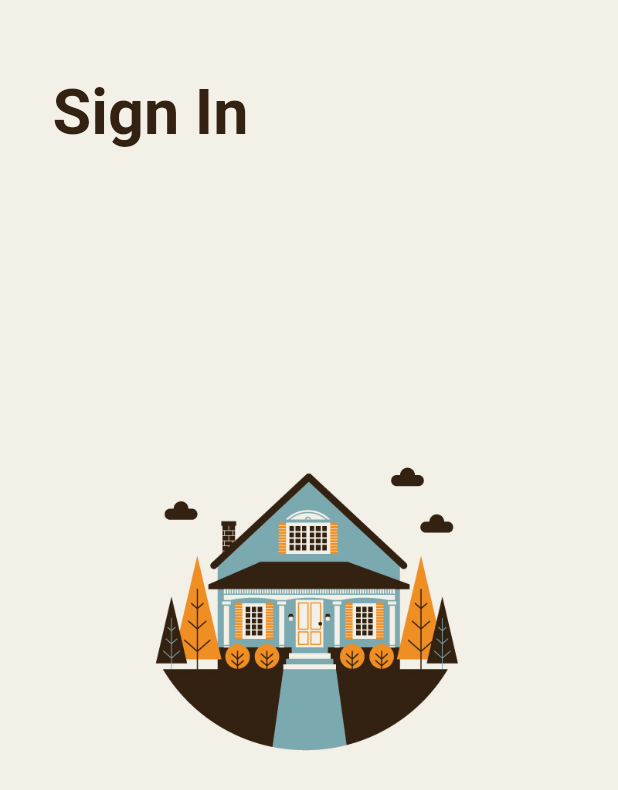
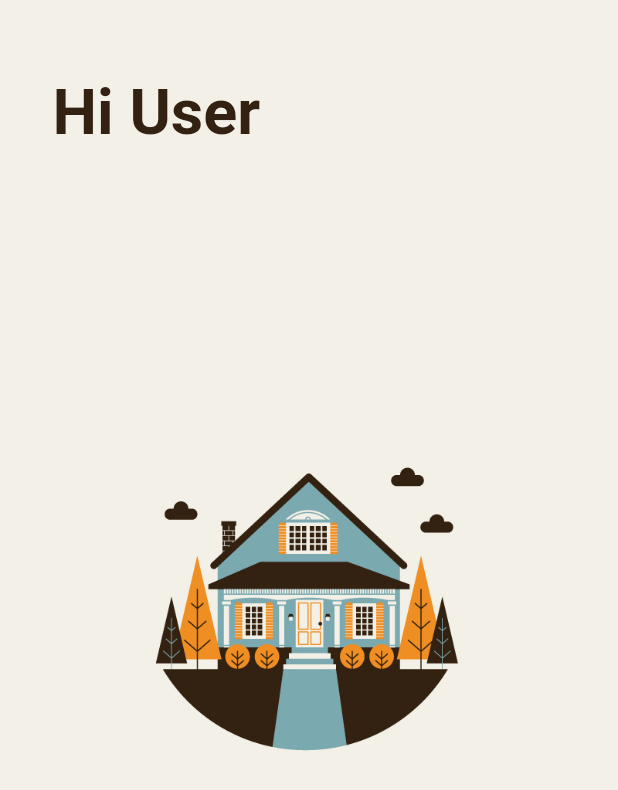
Before and after one commit to rahulrmsh/login-ui, a Flutter app: the HomeScreen screen opened by its route, on a phone screen of 412 x 824 dp. Shown: the top 790 px of the screen. Run offline on Flutter 3.47's test engine with Material 2 defaults, Android fonts, the phone set to English and light mode, and no system bars; our stand-ins replace cloud_firestore, firebase_auth, firebase_core, google_fonts; accounts and stored records are empty.

Commit message:
app update

```diff
--- a/lib/screens/home.dart
+++ b/lib/screens/home.dart
@@ -1,6 +1,11 @@
+import 'package:cloud_firestore/cloud_firestore.dart';
+import 'package:firebase_auth/firebase_auth.dart';
 import 'package:flutter/material.dart';
 import 'package:google_fonts/google_fonts.dart';
 import 'package:login_ui/utilities/constants.dart';
+
+final _firestore = FirebaseFirestore.instance;
+String userName = '';
 
 class HomeScreen extends StatefulWidget {
   @override
@@ -9,8 +14,43 @@ class HomeScreen extends StatefulWidget {
 
 class _HomeScreenState extends State<HomeScreen> {
   @override
+  void initState() {
+    super.initState();
+    getUserMail();
+  }
+
+  void getUserMail() async {
+    try {
+      await _firestore
+          .collection("users")
+          .doc(FirebaseAuth.instance.currentUser.email.toString())
+          .get()
+          .then((value) {
+        setState(() {
+          userName = value.data()['name'];
+        });
+      });
+    } catch (e) {
+      print(e);
+      Scaffold.of(context).showSnackBar(SnackBar(
+          backgroundColor: cardColor,
+          content: Text(
+            'An error occurred. Please try again later.',
+            style: TextStyle(color: subTextColor),
+          ),
+          duration: Duration(seconds: 3)));
+    }
+  }
+
+  @override
   Widget build(BuildContext context) {
-    return SafeArea(
+    if (userName == '') {
+      return WillPopScope(
+        onWillPop: () {
+          Navigator.popAndPushNamed(context, 'welcome');
+          return Future.value(false);
+        },
+        child: SafeArea(
           child: Scaffold(
             backgroundColor: homeBgColor,
             body: Stack(
@@ -31,7 +71,7 @@ class _HomeScreenState extends State<HomeScreen> {
                       top: 50,
                     ),
                     child: Text(
-                  'Sign In',
+                      'Hi User',
                       style: GoogleFonts.roboto(
                         color: homeTextColor,
                         fontSize: 42,
@@ -43,6 +83,49 @@ class _HomeScreenState extends State<HomeScreen> {
               ],
             ),
           ),
+        ),
+      );
+    } else {
+      return WillPopScope(
+        onWillPop: () {
+          Navigator.popAndPushNamed(context, 'welcome');
+          return Future.value(false);
+        },
+        child: SafeArea(
+          child: Scaffold(
+            backgroundColor: homeBgColor,
+            body: Stack(
+              children: [
+                Padding(
+                  padding: EdgeInsets.symmetric(
+                      vertical: MediaQuery.of(context).size.height * 0.3),
+                  child: Image(
+                    image: AssetImage('images/house3.webp'),
+                    fit: BoxFit.contain,
+                  ),
+                ),
+                Align(
+                  alignment: Alignment.topLeft,
+                  child: Padding(
+                    padding: EdgeInsets.only(
+                      left: 35,
+                      top: 50,
+                    ),
+                    child: Text(
+                      'Hi ' + userName.toString(),
+                      style: GoogleFonts.roboto(
+                        color: homeTextColor,
+                        fontSize: 42,
+                        fontWeight: FontWeight.bold,
+                      ),
+                    ),
+                  ),
+                ),
+              ],
+            ),
+          ),
+        ),
       );
     }
   }
+}
--- a/lib/screens/splash.dart
+++ b/lib/screens/splash.dart
@@ -37,7 +37,7 @@ class _SplashScreenState extends State<SplashScreen>
       parent: _controller,
       curve: Curves.easeInCubic,
     ));
-    Timer(Duration(seconds: 6), () {
+    Timer(Duration(seconds: 5), () {
       setState(() {
         _visible = !_visible;
       });
```
Lines whose indentation alone changed are shown as unchanged.
